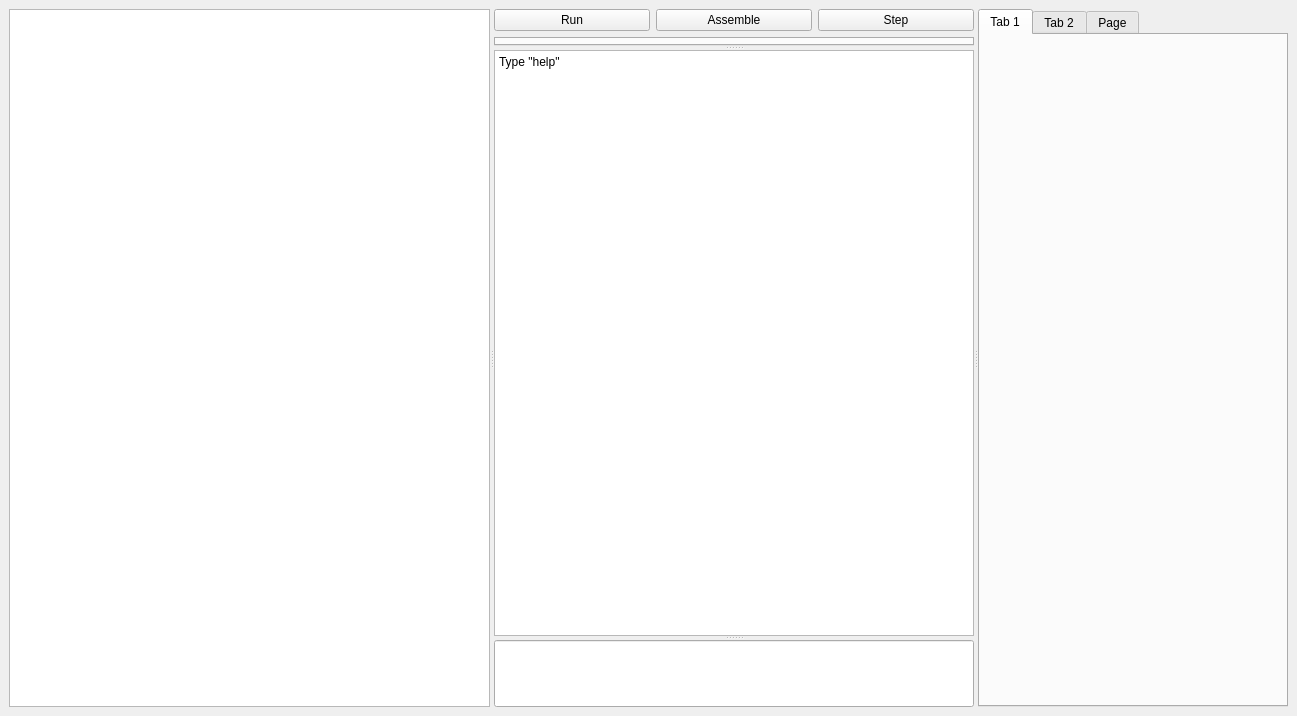
This is ui/mainwindow.ui in godinhojoao/ProjetoPS as Qt 5 draws it before an edit. The edited form follows.
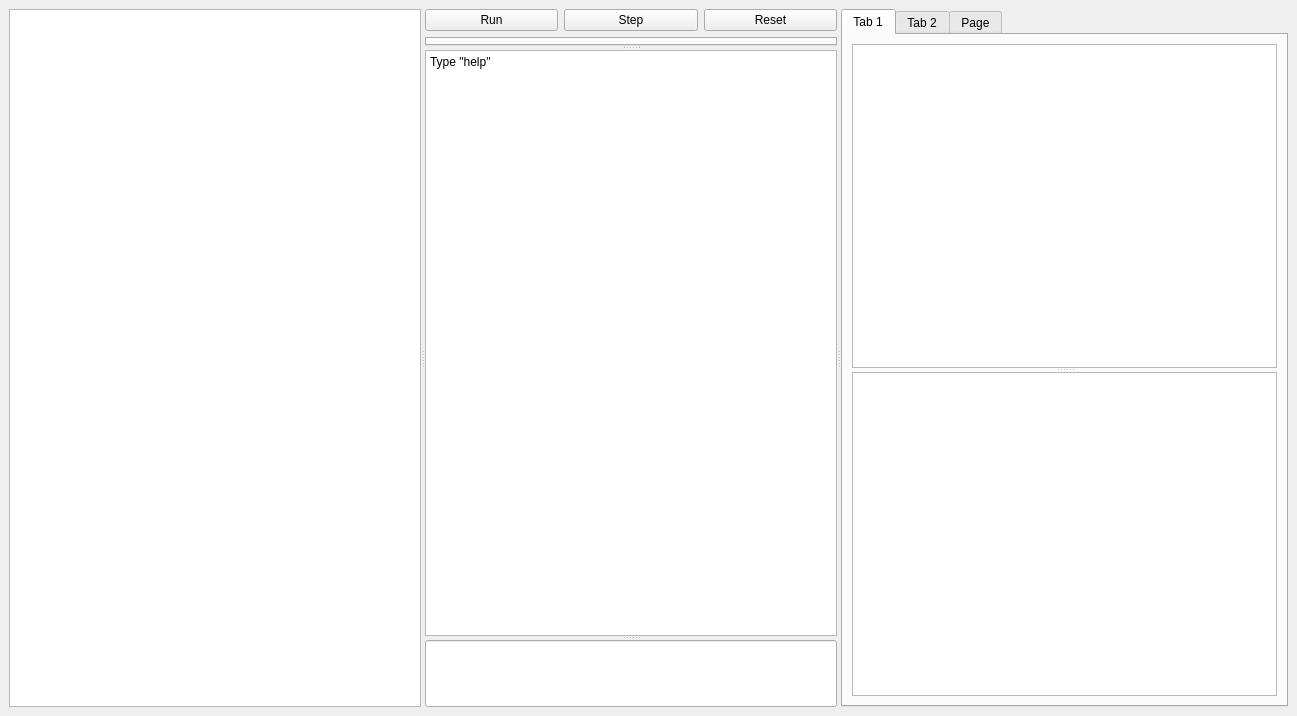
This is the edited form.

Commit message: feat: API with MVC model connecting UI-VM + register and flags table

What changed in the file:
```diff
--- a/ui/mainwindow.ui
+++ b/ui/mainwindow.ui
@@ -14,8 +14,8 @@
    <string>MainWindow</string>
   </property>
   <widget class="QWidget" name="centralwidget">
-   <layout class="QGridLayout" name="gridLayout">
-    <item row="0" column="0">
+   <layout class="QVBoxLayout" name="verticalLayout_2">
+    <item>
      <widget class="QSplitter" name="splitterScreen">
       <property name="orientation">
        <enum>Qt::Orientation::Horizontal</enum>
@@ -32,13 +32,6 @@
             </property>
            </widget>
           </item>
-          <item>
-           <widget class="QPushButton" name="btnAssemble">
-            <property name="text">
-             <string>Assemble</string>
-            </property>
-           </widget>
-          </item>
           <item>
            <widget class="QPushButton" name="btnStep">
             <property name="text">
@@ -46,6 +39,13 @@
             </property>
            </widget>
           </item>
+          <item>
+           <widget class="QPushButton" name="btnReset">
+            <property name="text">
+             <string>Reset</string>
+            </property>
+           </widget>
+          </item>
          </layout>
         </item>
         <item>
@@ -79,6 +79,17 @@
         <attribute name="title">
          <string>Tab 1</string>
         </attribute>
+        <layout class="QVBoxLayout" name="verticalLayout_3">
+         <item>
+          <widget class="QSplitter" name="splitter">
+           <property name="orientation">
+            <enum>Qt::Orientation::Vertical</enum>
+           </property>
+           <widget class="QTableWidget" name="tableRegs"/>
+           <widget class="QTableWidget" name="tableFlags"/>
+          </widget>
+         </item>
+        </layout>
        </widget>
        <widget class="QWidget" name="Assembler">
         <attribute name="title">
```
The commit also changes 12 other files.
